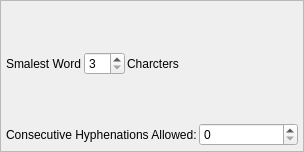
HOST-Oman/scribus, file scribus/ui/propertywidget_hyphenationbase.ui: the form before one commit.
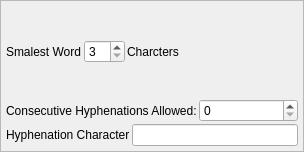
The form after the commit.

Commit message:
Support selecting arbitrary hrphenation char
Fixes #178.

Patch:
```diff
--- a/scribus/ui/propertywidget_hyphenationbase.ui
+++ b/scribus/ui/propertywidget_hyphenationbase.ui
@@ -87,6 +87,20 @@
      </item>
     </layout>
    </item>
+   <item>
+    <layout class="QHBoxLayout" name="horizontalLayout_3">
+     <item>
+      <widget class="QLabel" name="label_4">
+       <property name="text">
+        <string>Hyphenation Character</string>
+       </property>
+      </widget>
+     </item>
+     <item>
+      <widget class="QLineEdit" name="hyphenCharLineEdit"/>
+     </item>
+    </layout>
+   </item>
   </layout>
  </widget>
  <resources/>
```
The commit also changes 10 other files.
